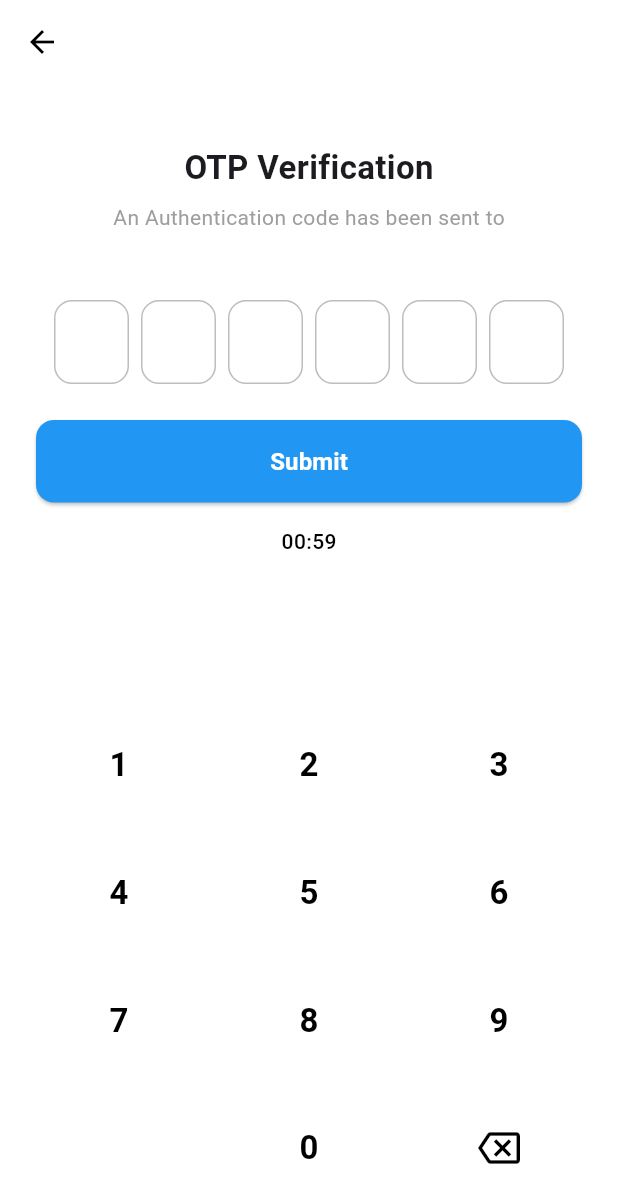
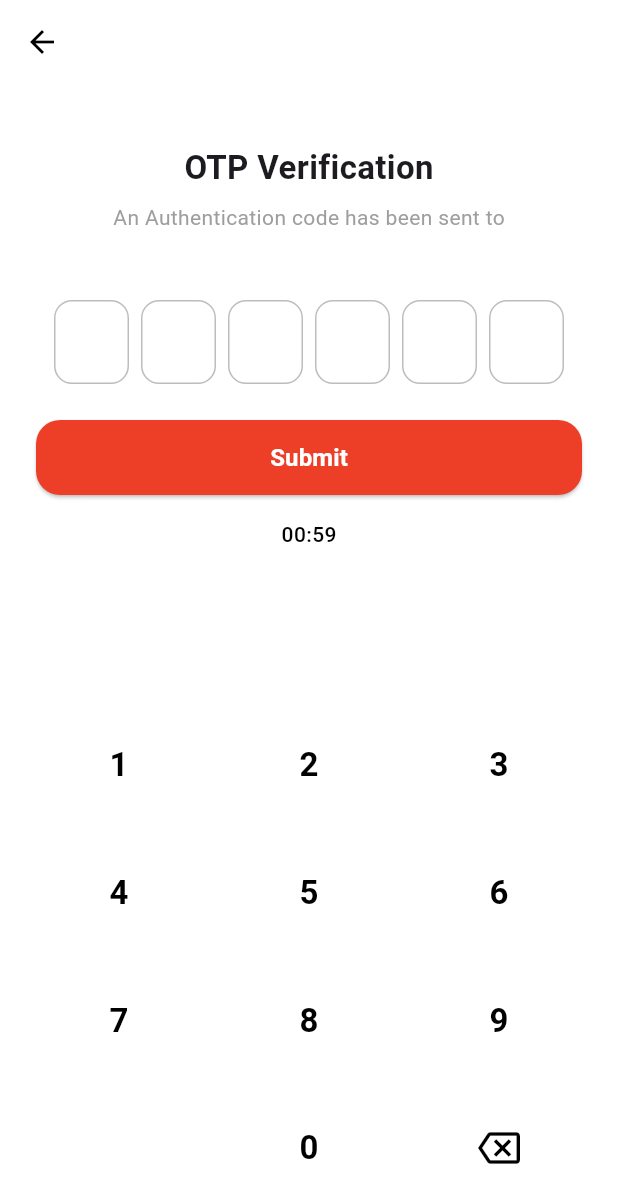
Before and after one commit to aldi-isza/SIMS-PPOB, a Flutter app: the screen it shows after launch, after a tap on "Login", on a phone screen of 412 x 824 dp. Shown: the top 1203 px of the screen. Run offline on Flutter 3.47's test engine with Material 3 defaults, Android fonts, the phone set to English and light mode, and no system bars; drawn by our look-alikes of pinput; our stand-ins replace carousel_slider, gap, image_picker; accounts and stored records are empty.

Commit message:
feat: Add common widgets for buttons and text labels, implement color constants, and refactor pages to use new components

```diff
--- a/lib/presentation/widgets/buttons/buttons.dart
+++ b/lib/common/widgets/button_widget.dart
@@ -1,10 +1,10 @@
 import 'package:flutter/material.dart';
-import 'package:sims_ppob/presentation/widgets/buttons/colors.dart';
+import 'package:sims_ppob/core/constants/colors.dart';
 
 enum ButtonStyle { filled, outlined }
 
-class Button extends StatelessWidget {
-  const Button.filled({
+class ButtonWidget extends StatelessWidget {
+  const ButtonWidget.filled({
     super.key,
     required this.onPressed,
     required this.label,
@@ -19,7 +19,7 @@ class Button extends StatelessWidget {
     this.fontSize = 16.0,
   });
 
-  const Button.outlined({
+  const ButtonWidget.outlined({
     super.key,
     required this.onPressed,
     required this.label,
--- a/lib/features/auth/presentation/login_page.dart
+++ b/lib/features/auth/presentation/login_page.dart
@@ -3,9 +3,9 @@ import 'package:gap/gap.dart';
 import 'package:sims_ppob/features/auth/presentation/otp_verification_page.dart';
 import 'package:sims_ppob/features/auth/presentation/register_page.dart';
 
-import 'package:sims_ppob/presentation/widgets/buttons/buttons.dart';
-import 'package:sims_ppob/presentation/widgets/buttons/colors.dart';
-import 'package:sims_ppob/presentation/widgets/buttons/text_label.dart';
+import 'package:sims_ppob/common/widgets/button_widget.dart';
+import 'package:sims_ppob/core/constants/colors.dart';
+import 'package:sims_ppob/common/widgets/text_label.dart';
 import 'package:sims_ppob/presentation/widgets/forms/custom_form_field.dart';
 
 class LoginPage extends StatelessWidget {
@@ -69,7 +69,7 @@ class LoginPage extends StatelessWidget {
               Row(children: [
 
               ],),
-              Button.filled(
+              ButtonWidget.filled(
                 label: "Login",
                 onPressed: () {
                   Navigator.push(
--- a/lib/features/auth/presentation/otp_verification_page.dart
+++ b/lib/features/auth/presentation/otp_verification_page.dart
@@ -1,6 +1,8 @@
 import 'dart:async';
 import 'package:flutter/material.dart';
 import 'package:pinput/pinput.dart';
+import 'package:sims_ppob/common/widgets/button_widget.dart';
+import 'package:sims_ppob/features/dashboard/presentation/dashboard_page.dart';
 
 class OtpVerificationPage extends StatefulWidget {
   final String destination; // email atau nomor WA tujuan OTP
@@ -211,28 +213,15 @@ class _OtpVerificationPageState extends State<OtpVerificationPage> {
             ),
 
             const SizedBox(height: 24),
-
-            /// Submit Button
-            SizedBox(
-              width: double.infinity,
-              child: ElevatedButton(
-                onPressed: _submitOtp,
-                style: ElevatedButton.styleFrom(
-                  backgroundColor: Colors.blue,
-                  padding: const EdgeInsets.symmetric(vertical: 16),
-                  shape: RoundedRectangleBorder(
-                    borderRadius: BorderRadius.circular(12),
-                  ),
-                ),
-                child: const Text(
-                  "Submit",
-                  style: TextStyle(
-                    fontSize: 16,
-                    fontWeight: FontWeight.bold,
-                    color: Colors.white,
-                  ),
-                ),
-              ),
+            ButtonWidget.filled(
+              onPressed: () {
+                _submitOtp();
+                Navigator.pushReplacement(
+                  context,
+                  MaterialPageRoute(builder: (context) => const DashboardPage()),
+                );
+              },
+              label: 'Submit',
             ),
 
             const SizedBox(height: 16),
--- a/lib/presentation/pages/home/home_page.dart
+++ b/lib/features/home/presentation/home_page.dart
@@ -2,8 +2,8 @@ import 'package:flutter/material.dart';
 import 'package:gap/gap.dart';
 import 'package:sims_ppob/data/models/banner/banner_model.dart';
 import 'package:sims_ppob/data/models/payment/payment_model.dart';
-import 'package:sims_ppob/presentation/pages/payment/payment_page.dart';
-import '../../widgets/widgets.dart';
+import 'package:sims_ppob/features/payment/payment_page.dart';
+import '../../../presentation/widgets/widgets.dart';
 
 class Homepage extends StatefulWidget {
   const Homepage({super.key});
--- a/lib/presentation/pages/payment/payment_page.dart
+++ b/lib/features/payment/payment_page.dart
@@ -1,8 +1,8 @@
 import 'package:flutter/material.dart';
 import 'package:gap/gap.dart';
-import 'package:sims_ppob/presentation/pages/dashboard/dashboard_page.dart';
+import 'package:sims_ppob/features/dashboard/presentation/dashboard_page.dart';
 import 'package:sims_ppob/presentation/widgets/forms/custom_form_field.dart';
-import '../../widgets/widgets.dart';
+import '../../presentation/widgets/widgets.dart';
 
 class PaymentPage extends StatelessWidget {
   final String label;
--- a/lib/presentation/pages/profile/profile_page.dart
+++ b/lib/features/profile/profile_page.dart
@@ -2,7 +2,7 @@ import 'package:flutter/material.dart';
 import 'package:gap/gap.dart';
 import 'package:sims_ppob/features/auth/presentation/login_page.dart';
 import 'package:sims_ppob/presentation/widgets/forms/custom_form_field.dart';
-import '../../widgets/widgets.dart';
+import '../../presentation/widgets/widgets.dart';
 
 class ProfilePage extends StatefulWidget {
   const ProfilePage({super.key});
--- a/lib/presentation/pages/top_up/top_up_page.dart
+++ b/lib/features/top_up/top_up_page.dart
@@ -1,8 +1,8 @@
 import 'package:flutter/material.dart';
 import 'package:gap/gap.dart';
-import 'package:sims_ppob/presentation/pages/dashboard/dashboard_page.dart';
+import 'package:sims_ppob/features/dashboard/presentation/dashboard_page.dart';
 import 'package:sims_ppob/presentation/widgets/forms/custom_form_field.dart';
-import '../../widgets/widgets.dart';
+import '../../presentation/widgets/widgets.dart';
 
 class TopUpPage extends StatefulWidget {
   const TopUpPage({super.key});
--- a/lib/presentation/pages/transaction/transaction_page.dart
+++ b/lib/features/transaction/transaction_page.dart
@@ -1,7 +1,7 @@
 import 'package:flutter/material.dart';
 import 'package:gap/gap.dart';
 
-import '../../widgets/widgets.dart';
+import '../../presentation/widgets/widgets.dart';
 
 class TransactionPage extends StatelessWidget {
   const TransactionPage({super.key});
--- a/lib/main.dart
+++ b/lib/main.dart
@@ -1,7 +1,7 @@
 import 'package:flutter/material.dart';
 import 'package:provider/provider.dart';
 import 'package:sims_ppob/features/auth/provider/auth_provider.dart';
-import 'package:sims_ppob/presentation/pages/splash/splash_page.dart';
+import 'package:sims_ppob/features/splash/splash_page.dart';
 
 void main() {
   runApp(
--- a/lib/presentation/widgets/forms/custom_form_field.dart
+++ b/lib/presentation/widgets/forms/custom_form_field.dart
@@ -1,5 +1,5 @@
 import 'package:flutter/material.dart';
-import 'package:sims_ppob/presentation/widgets/buttons/colors.dart';
+import 'package:sims_ppob/core/constants/colors.dart';
 
 /// ===============================
 /// Custom Text Field Umum
```
Also changed, not shown: lib/features/auth/presentation/register_page.dart (+4 -4 lines), lib/features/dashboard/presentation/dashboard_page.dart (renamed from lib/presentation/pages/dashboard/dashboard_page.dart, +4 -4 lines), lib/common/widgets/text_label.dart (renamed from lib/presentation/widgets/buttons/text_label.dart), lib/core/constants/colors.dart (renamed from lib/presentation/widgets/buttons/colors.dart), lib/features/auth/presentation/term_condition_widget.dart (renamed from lib/features/auth/presentation/term_condition.dart), lib/features/splash/splash_page.dart (renamed from lib/presentation/pages/splash/splash_page.dart).
